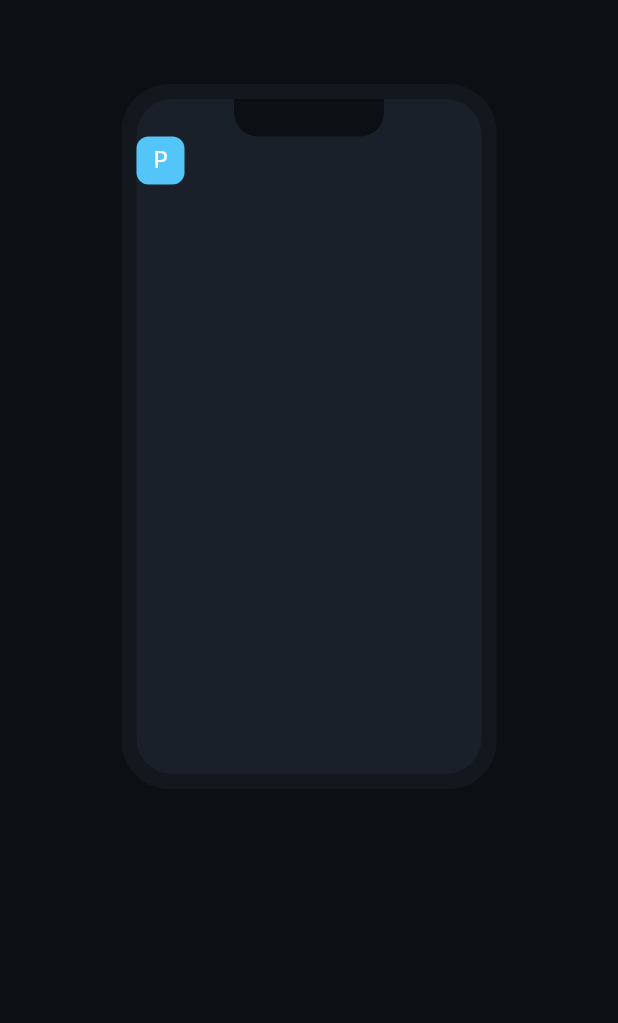
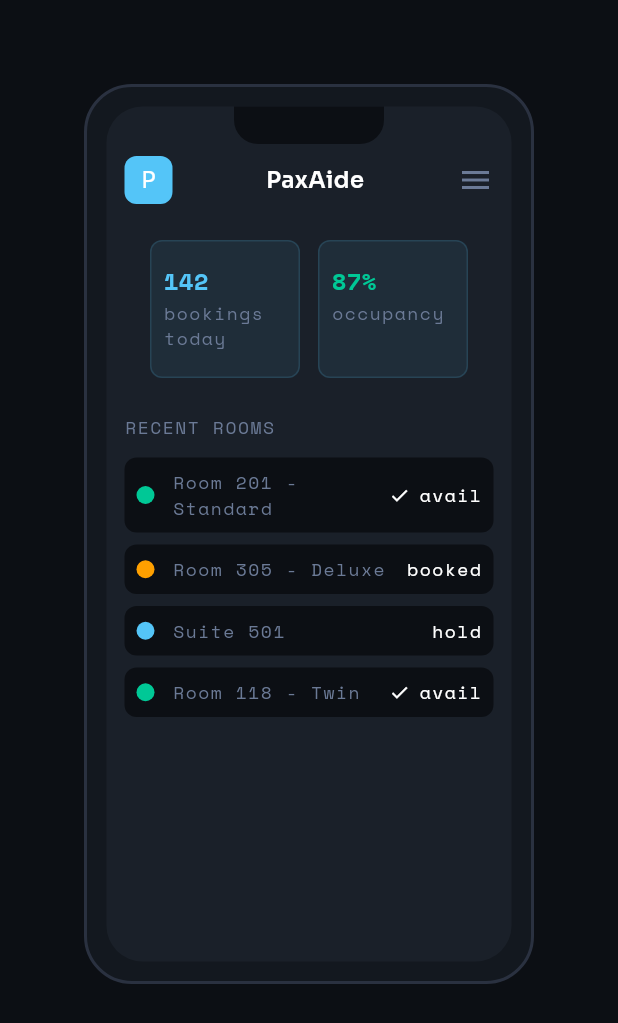
Before and after one commit to SavedTheWorld77/friendly-broccoli, a Flutter app: the screen it shows after launch, on a phone screen of 412 x 824 dp. Shown: the top 1023 px of the screen. Run offline on Flutter 3.47's test engine with Material 3 defaults, Android fonts, the phone set to English and light mode, and no system bars; our stand-ins replace gap.

Commit message:
feature: create phone widget

```diff
--- a/lib/screens/landing_page.dart
+++ b/lib/screens/landing_page.dart
@@ -1,4 +1,7 @@
+import 'package:dev_portfolio/theme/app_colors.dart';
+import 'package:dev_portfolio/theme/app_typography.dart';
 import 'package:flutter/material.dart';
+import 'package:gap/gap.dart';
 
 class LandingPage extends StatefulWidget {
   const LandingPage({super.key});
@@ -12,6 +15,7 @@ class _LandingPageState extends State<LandingPage> {
   Widget build(BuildContext context) {
     final color = Theme.of(context).colorScheme;
     final textTheme = Theme.of(context).textTheme;
+    final listTileColor = Theme.of(context).listTileTheme;
     return Scaffold(
       appBar: AppBar(),
       body: Column(
@@ -22,16 +26,17 @@ class _LandingPageState extends State<LandingPage> {
             mainAxisAlignment: MainAxisAlignment.center,
             children: [
               Container(
-                height: 470,
-                width: 250,
+                height: 600,
+                width: 300,
                 decoration: BoxDecoration(
                   color: color.surface,
                   borderRadius: BorderRadius.circular(32.0),
+                  border: Border.all(width: 2.0, color: Color(0xFF2A3140)),
                 ),
                 child: Center(
                   child: Container(
-                    height: 450,
-                    width: 230,
+                    height: 570,
+                    width: 270,
                     decoration: BoxDecoration(
                       color: color.surfaceContainerHigh,
                       borderRadius: BorderRadius.circular(24.0),
@@ -39,19 +44,17 @@ class _LandingPageState extends State<LandingPage> {
                     child: Column(
                       crossAxisAlignment: CrossAxisAlignment.center,
                       children: [
-                        Container(
-                          height: 25,
-                          width: 100,
-                          decoration: BoxDecoration(
-                            color: color.surfaceContainerLow,
-                            borderRadius: BorderRadius.only(
-                              bottomLeft: Radius.circular(16.0),
-                              bottomRight: Radius.circular(16.0),
+                        _notch(color),
+                        Padding(
+                          padding: const EdgeInsets.symmetric(
+                            vertical: 8.0,
+                            horizontal: 12.0,
                           ),
-                          ),
-                        ),
+                          child: Column(
+                            children: [
                               Row(
-                          mainAxisAlignment: MainAxisAlignment.spaceBetween,
+                                mainAxisAlignment:
+                                    MainAxisAlignment.spaceBetween,
                                 children: [
                                   Container(
                                     height: 32,
@@ -69,7 +72,63 @@ class _LandingPageState extends State<LandingPage> {
                                       ),
                                     ),
                                   ),
+                                  Text(
+                                    "PaxAide",
+                                    style: textTheme.bodyMedium?.copyWith(
+                                      color: Colors.white,
+                                      fontWeight: FontWeight.w600,
+                                    ),
+                                  ),
+                                  Icon(
+                                    Icons.menu,
+                                    color: listTileColor.iconColor,
+                                  ),
                                 ],
+                              ),
+                              Gap(24.0),
+                              Row(
+                                mainAxisAlignment: MainAxisAlignment.center,
+                                spacing: 12.0,
+                                children: [
+                                  _statCard(
+                                    '142',
+                                    color.primary,
+                                    'bookings today',
+                                  ),
+                                  _statCard(
+                                    '87%',
+                                    Color(0xFF00C896),
+                                    'occupancy',
+                                  ),
+                                ],
+                              ),
+                              Gap(24.0),
+                              Align(
+                                alignment: Alignment.centerLeft,
+                                child: Text(
+                                  'RECENT ROOMS',
+                                  style: textTheme.labelLarge?.copyWith(
+                                    fontFamily: AppTypography.spaceMono,
+                                    color: listTileColor.iconColor,
+                                  ),
+                                ),
+                              ),
+                              Gap(12.0),
+                              _roomCard(
+                                'Room 201 - Standard',
+                                PhoneRoomStatus.avail,
+                              ),
+                              _roomCard(
+                                'Room 305 - Deluxe',
+                                PhoneRoomStatus.booked,
+                              ),
+                              _roomCard('Suite 501', PhoneRoomStatus.hold),
+                              _roomCard(
+                                'Room 118 - Twin',
+                                PhoneRoomStatus.avail,
+                              ),
+                            ],
+                          ),
                         ),
                       ],
                     ),
@@ -82,4 +141,105 @@ class _LandingPageState extends State<LandingPage> {
       ),
     );
   }
+
+  _roomCard(String label, PhoneRoomStatus status) {
+    final color = Theme.of(context).colorScheme;
+    final textTheme = Theme.of(context).textTheme;
+    final listTileColor = Theme.of(context).listTileTheme;
+    late Color dotColor;
+
+    switch (status) {
+      case PhoneRoomStatus.avail:
+        dotColor = Color(0xFF00C896);
+      case PhoneRoomStatus.booked:
+        dotColor = AppColors.amber400;
+      case PhoneRoomStatus.hold:
+        dotColor = color.primary;
     }
+
+    return Container(
+      width: double.maxFinite,
+      padding: EdgeInsets.all(8.0),
+      margin: EdgeInsets.only(bottom: 8.0),
+      decoration: BoxDecoration(
+        color: color.surfaceContainerLow,
+        borderRadius: BorderRadius.circular(8.0),
+      ),
+      child: Row(
+        mainAxisAlignment: MainAxisAlignment.start,
+        mainAxisSize: MainAxisSize.max,
+        children: [
+          CircleAvatar(radius: 6.0, backgroundColor: dotColor),
+          Gap(12.0),
+          Expanded(
+            child: Text(
+              label,
+              style: textTheme.labelLarge?.copyWith(
+                color: listTileColor.iconColor,
+              ),
+            ),
+          ),
+          status == PhoneRoomStatus.avail
+              ? Icon(Icons.check, color: Colors.white, size: 14.0)
+              : SizedBox.shrink(),
+          Gap(6.0),
+          Text(
+            status.name,
+            style: textTheme.labelLarge?.copyWith(color: Colors.white),
+          ),
+        ],
+      ),
+    );
+  }
+
+  Container _statCard(String label, Color labelColor, String description) {
+    final textTheme = Theme.of(context).textTheme;
+    final listTileColor = Theme.of(context).listTileTheme;
+    return Container(
+      width: 100,
+      height: 92,
+      padding: EdgeInsets.symmetric(vertical: 12.0, horizontal: 8.0),
+      decoration: BoxDecoration(
+        color: Color(0x1454C5F8),
+        borderRadius: BorderRadius.circular(8.0),
+        border: Border.all(color: Color(0x2654C5F8)),
+      ),
+      child: Column(
+        crossAxisAlignment: CrossAxisAlignment.start,
+        children: [
+          Text(
+            label,
+            style: textTheme.bodyMedium?.copyWith(
+              fontFamily: AppTypography.spaceMono,
+              fontSize: 16.0,
+              fontWeight: FontWeight.w700,
+              color: labelColor,
+            ),
+          ),
+          Text(
+            description,
+            style: textTheme.labelLarge?.copyWith(
+              color: listTileColor.iconColor,
+            ),
+          ),
+        ],
+      ),
+    );
+  }
+
+  Container _notch(ColorScheme color) {
+    return Container(
+      height: 25,
+      width: 100,
+      decoration: BoxDecoration(
+        color: color.surfaceContainerLow,
+        borderRadius: BorderRadius.only(
+          bottomLeft: Radius.circular(16.0),
+          bottomRight: Radius.circular(16.0),
+        ),
+      ),
+    );
+  }
+}
+
+enum PhoneRoomStatus { avail, booked, hold }
```
Lines whose indentation alone changed are shown as unchanged.
